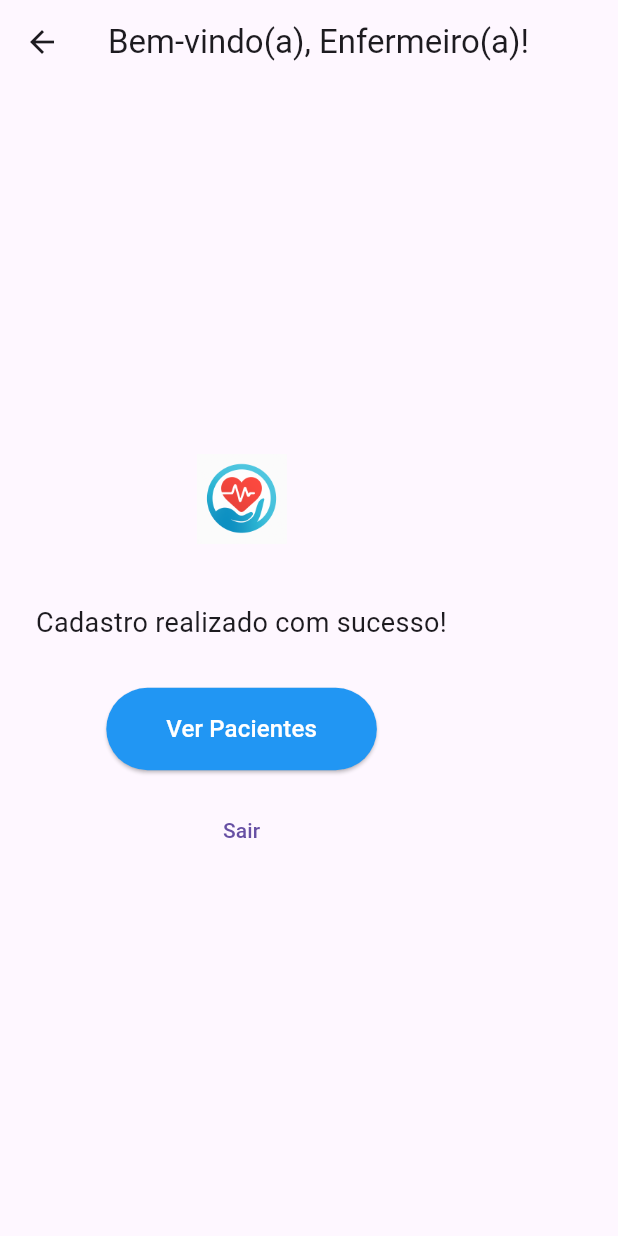
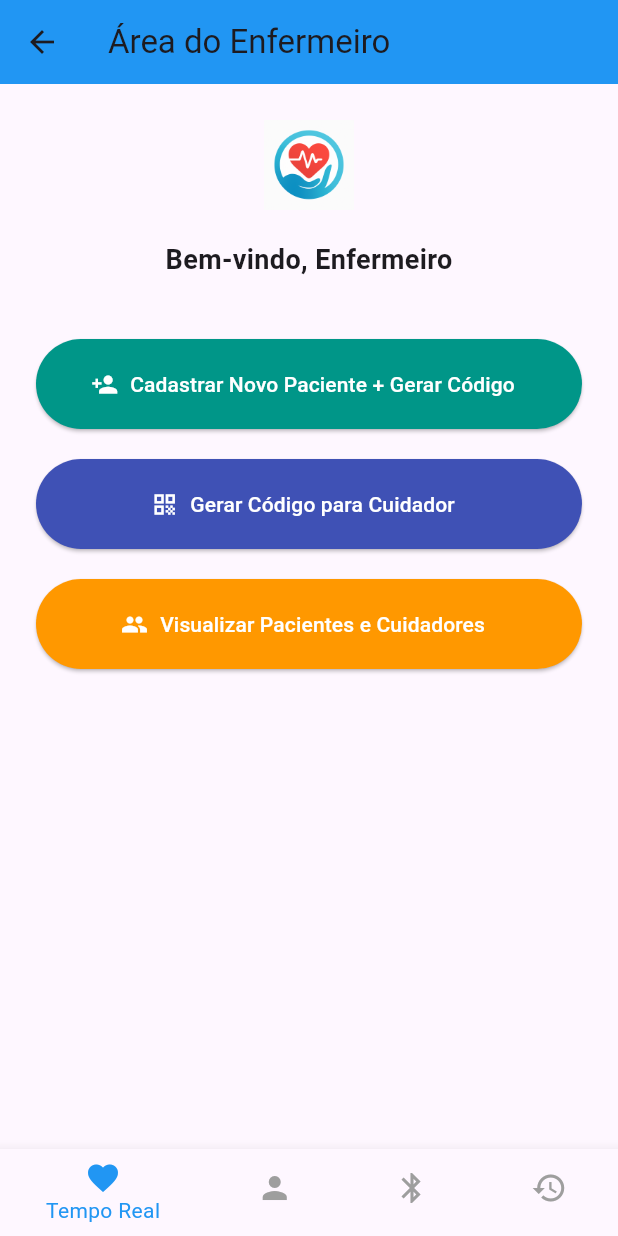
Before and after one commit to 70br/oxycare_app, a Flutter app: the DashboardEnfermeiro screen opened by its route, on a phone screen of 412 x 824 dp. Run offline on Flutter 3.47's test engine with Material 3 defaults, Android fonts, the phone set to English and light mode, and no system bars; our stand-ins replace csv, fl_chart, flutter_blue_plus, open_file, pdf, permission_handler and 1 more; accounts and stored records are empty.

Commit message:
Implementa fluxo do PDF: login, cadastros, dashboard e atualiza README

```diff
--- a/lib/dashboard_enfermeiro.dart
+++ b/lib/dashboard_enfermeiro.dart
@@ -1,56 +1,123 @@
 import 'package:flutter/material.dart';
+import 'tempo_real_page.dart';
+import 'historico_page.dart';
 
 class DashboardEnfermeiro extends StatelessWidget {
   const DashboardEnfermeiro({super.key});
 
-  void _verPacientes(BuildContext context) {
-    // Aqui você pode navegar para a tela de pacientes (crie depois)
-    ScaffoldMessenger.of(context).showSnackBar(
-      const SnackBar(content: Text("Função ainda não implementada.")),
-    );
-  }
-
-  void _sair(BuildContext context) {
-    // Volta para a tela de login ou tipo de seleção
-    Navigator.pushNamedAndRemoveUntil(context, '/tela_selecao_tipo', (route) => false);
-  }
-
   @override
   Widget build(BuildContext context) {
+    final args = ModalRoute.of(context)!.settings.arguments as Map<String, dynamic>?;
+    final String nome = args?['nome'] ?? 'Enfermeiro';
+    final String registro = args?['registro'] ?? '';
+
     return Scaffold(
-      appBar: AppBar(title: const Text("Bem-vindo(a), Enfermeiro(a)!")),
+      appBar: AppBar(
+        title: const Text("Área do Enfermeiro"),
+        backgroundColor: Colors.blue,
+      ),
       body: Padding(
-        padding: const EdgeInsets.all(24),
+        padding: const EdgeInsets.all(24.0),
         child: Column(
-          mainAxisAlignment: MainAxisAlignment.center,
+          crossAxisAlignment: CrossAxisAlignment.stretch,
           children: [
             Image.asset('assets/logo_oxycare.png', height: 60),
-            const SizedBox(height: 40),
-            const Text(
-              "Cadastro realizado com sucesso!",
-              style: TextStyle(fontSize: 18),
-              textAlign: TextAlign.center,
-            ),
-            const SizedBox(height: 30),
-            ElevatedButton(
-              style: ElevatedButton.styleFrom(
-                backgroundColor: Colors.blue,
-                padding: const EdgeInsets.symmetric(horizontal: 40, vertical: 16),
-              ),
-              onPressed: () => _verPacientes(context),
-              child: const Text(
-                "Ver Pacientes",
-                style: TextStyle(color: Colors.white, fontSize: 16),
+            const SizedBox(height: 20),
+            Center(
+              child: Column(
+                children: [
+                  Text(
+                    "Bem-vindo, $nome",
+                    style: const TextStyle(fontSize: 18, fontWeight: FontWeight.bold),
+                  ),
+                  if (registro.isNotEmpty)
+                    Text(
+                      "Registro: $registro",
+                      style: const TextStyle(fontSize: 16, color: Colors.black87),
+                    ),
+                ],
               ),
             ),
-            const SizedBox(height: 16),
-            TextButton(
-              onPressed: () => _sair(context),
-              child: const Text("Sair"),
+            const SizedBox(height: 40),
+            ElevatedButton.icon(
+              onPressed: () {
+                Navigator.pushNamed(context, '/cadastrar_paciente_enfermeiro');
+              },
+              icon: const Icon(Icons.person_add),
+              label: const Text("Cadastrar Novo Paciente + Gerar Código"),
+              style: ElevatedButton.styleFrom(
+                backgroundColor: Colors.teal,
+                foregroundColor: Colors.white,
+                minimumSize: const Size(double.infinity, 60),
+              ),
+            ),
+            const SizedBox(height: 20),
+            ElevatedButton.icon(
+              onPressed: () {
+                Navigator.pushNamed(context, '/gerar_codigo_cuidador');
+              },
+              icon: const Icon(Icons.qr_code),
+              label: const Text("Gerar Código para Cuidador"),
+              style: ElevatedButton.styleFrom(
+                backgroundColor: Colors.indigo,
+                foregroundColor: Colors.white,
+                minimumSize: const Size(double.infinity, 60),
+              ),
+            ),
+            const SizedBox(height: 20),
+            ElevatedButton.icon(
+              onPressed: () {
+                Navigator.pushNamed(context, '/visualizar_pacientes_cuidadores');
+              },
+              icon: const Icon(Icons.people),
+              label: const Text("Visualizar Pacientes e Cuidadores"),
+              style: ElevatedButton.styleFrom(
+                backgroundColor: Colors.orange,
+                foregroundColor: Colors.white,
+                minimumSize: const Size(double.infinity, 60),
+              ),
             ),
           ],
         ),
       ),
+      bottomNavigationBar: BottomNavigationBar(
+        currentIndex: 0,
+        selectedItemColor: Colors.blue,
+        unselectedItemColor: Colors.grey,
+        onTap: (index) async {
+          if (index == 0) {
+            Navigator.push(
+              context,
+              MaterialPageRoute(
+                builder: (context) => TempoRealPage(
+                  idPerfilSelecionado: 1, // pode ser ajustado
+                  nomePerfil: nome,
+                ),
+              ),
+            );
+          } else if (index == 1) {
+            Navigator.pushNamed(context, '/listar_perfis');
+          } else if (index == 2) {
+            Navigator.pushNamed(context, '/conexao');
+          } else if (index == 3) {
+            Navigator.push(
+              context,
+              MaterialPageRoute(
+                builder: (context) => HistoricoPage(
+                  idPerfilSelecionado: 1, // pode ser ajustado
+                  nomePerfil: nome,
+                ),
+              ),
+            );
+          }
+        },
+        items: const [
+          BottomNavigationBarItem(icon: Icon(Icons.favorite), label: 'Tempo Real'),
+          BottomNavigationBarItem(icon: Icon(Icons.person), label: 'Perfis'),
+          BottomNavigationBarItem(icon: Icon(Icons.bluetooth), label: 'Conexão'),
+          BottomNavigationBarItem(icon: Icon(Icons.history), label: 'Histórico'),
+        ],
+      ),
     );
   }
 }
--- a/lib/main.dart
+++ b/lib/main.dart
@@ -17,6 +17,9 @@ import 'tela_codigo_acesso.dart';
 import 'cadastro_paciente.dart';
 import 'cadastro_cuidador.dart';
 import 'dashboard_enfermeiro.dart';
+import 'cadastrar_paciente_enfermeiro.dart';
+import 'gerar_codigo_cuidador.dart';
+import 'visualizar_pacientes_cuidadores.dart';
 void main() => runApp(OxyCareApp());
 
 class OxyCareApp extends StatelessWidget {
@@ -42,6 +45,11 @@ class OxyCareApp extends StatelessWidget {
           );
         },
         '/listar_perfis': (context) => ListarPerfisPage(),
+        '/dashboard_enfermeiro': (context) => const DashboardEnfermeiro(),
+        '/cadastrar_paciente_enfermeiro': (context) => CadastrarPacienteEnfermeiroPage(), // ← você vai criar essa
+        '/gerar_codigo_cuidador': (context) => GerarCodigoCuidadorPage(),                 // ← você vai criar essa
+        '/visualizar_pacientes_cuidadores': (context) => VisualizarPacientesCuidadoresPage(), // ← você vai criar essa
+
         '/adicionar_perfil': (context) => AdicionarPerfilPage(),
         '/visualizar_pacientes': (context) => VisualizarPacientesPage(),
         '/adicionar_paciente': (context) => AdicionarPacientePage(),
--- a/lib/tela_codigo_acesso.dart
+++ b/lib/tela_codigo_acesso.dart
@@ -82,7 +82,7 @@ class _TelaCodigoAcessoState extends State<TelaCodigoAcesso> {
                 labelText: 'Digite o código de acesso',
                 border: OutlineInputBorder(),
               ),
-              keyboardType: TextInputType.number,
+              keyboardType: TextInputType.text,
             ),
             const SizedBox(height: 20),
             ElevatedButton(
```
Also changed, not shown: lib/cadastrar_paciente_enfermeiro.dart (added, +124 -0 lines), lib/gerar_codigo_cuidador.dart (added, +161 -0 lines), lib/login_page.dart (+30 -3 lines), lib/visualizar_pacientes_cuidadores.dart (added, +124 -0 lines), 4 other files.
